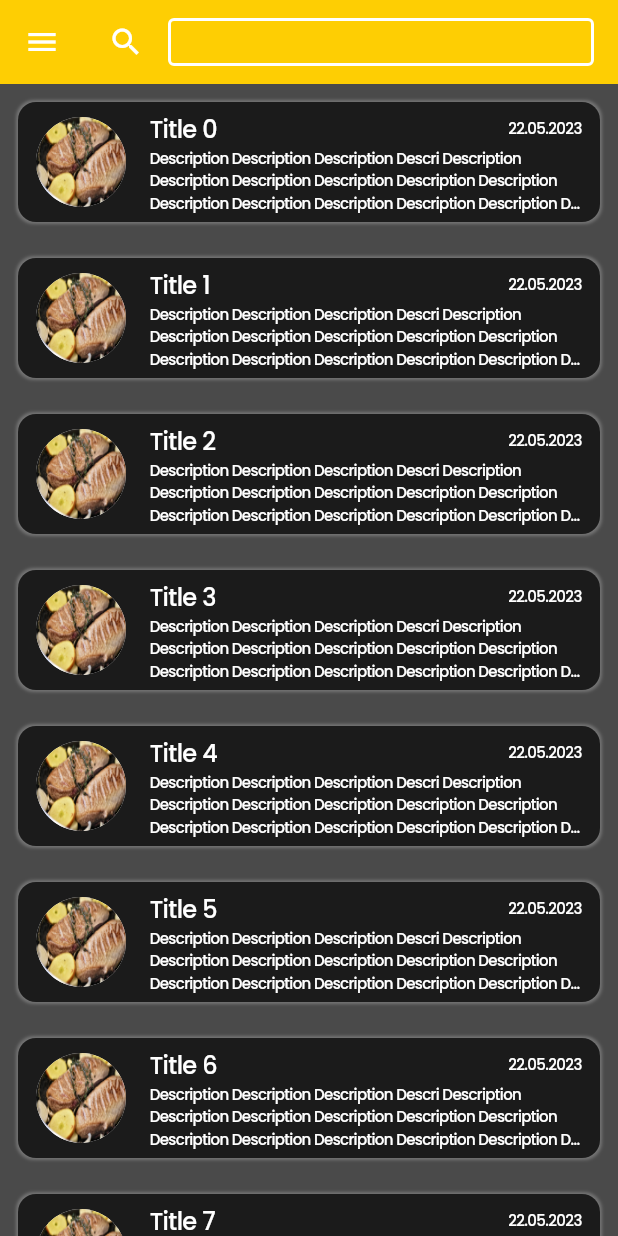
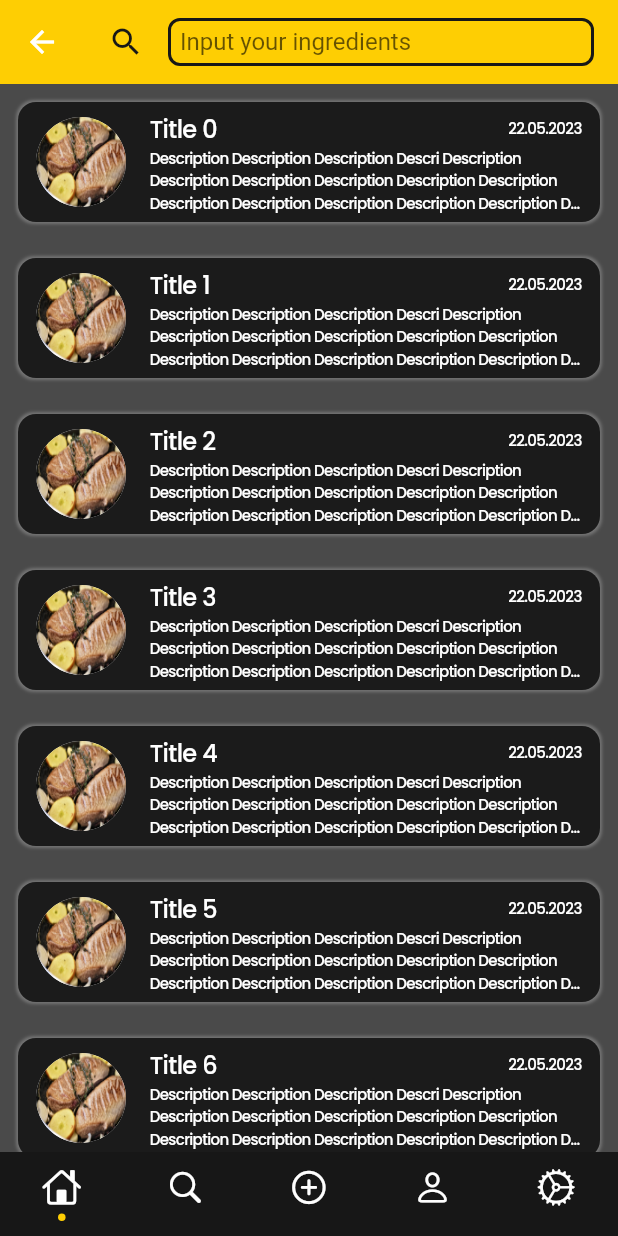
Before and after one commit to artyomIgg/tasty-cook, a Flutter app: the MainScreen screen opened by its route, on a phone screen of 412 x 824 dp. Run offline on Flutter 3.47's test engine with Material 2 defaults, Android fonts, the phone set to English and light mode, and no system bars; drawn by our look-alikes of persistent_bottom_nav_bar, searchfield; our stand-ins replace auto_route, bloc, easy_localization, email_validator, flutter_bloc, flutter_signin_button and 3 more.

Commit message:
add nav bar

```diff
--- /dev/null
+++ b/lib/screens/add_recipe/add_recipe_screen.dart
@@ -0,0 +1,24 @@
+import 'package:auto_route/annotations.dart';
+import 'package:flutter/material.dart';
+import 'package:tasty_cook/constants/constants.dart' as constants;
+import 'package:tasty_cook/screens/add_recipe/add_recipe_screen_body.dart';
+
+@RoutePage()
+class AddRecipeScreen extends StatelessWidget {
+  const AddRecipeScreen({super.key});
+
+  @override
+  Widget build(BuildContext context) {
+    return SafeArea(
+      child: Scaffold(
+        appBar: AppBar(
+          centerTitle: true,
+          title: Text('Add Recipe', style: constants.Styles.mainScreenTitle),
+          backgroundColor: constants.Colors.primaryYellow,
+          shadowColor: Colors.transparent,
+        ),
+        body: const AddRecipeScreenBody(),
+      ),
+    );
+  }
+}
--- /dev/null
+++ b/lib/screens/add_recipe/add_recipe_screen_body.dart
@@ -0,0 +1,15 @@
+import 'package:flutter/material.dart';
+import 'package:tasty_cook/constants/constants.dart' as constants;
+
+class AddRecipeScreenBody extends StatelessWidget {
+  const AddRecipeScreenBody({super.key});
+
+  @override
+  Widget build(BuildContext context) {
+    return Container(
+      alignment: Alignment.center,
+      color: constants.Colors.primaryGrey,
+      child: const Text('search'),
+    );
+  }
+}
--- a/lib/screens/main_screen/main_screen.dart
+++ b/lib/screens/main_screen/main_screen.dart
@@ -1,121 +1,116 @@
 import 'package:auto_route/auto_route.dart';
+import 'package:flutter/cupertino.dart';
 import 'package:flutter/material.dart';
-import 'package:searchfield/searchfield.dart';
-import 'package:sizer/sizer.dart';
-import 'package:tasty_cook/routing/app_router.dart';
+import 'package:persistent_bottom_nav_bar/persistent_tab_view.dart';
+import 'package:tasty_cook/screens/add_recipe/add_recipe_screen.dart';
 import 'package:tasty_cook/screens/main_screen/main_screen_body.dart';
 import 'package:tasty_cook/constants/constants.dart' as constants;
-import 'package:tasty_cook/widgets/logo_widget.dart';
+import 'package:tasty_cook/screens/my_profile_screen/my_profile_screen.dart';
+import 'package:tasty_cook/screens/search_screen/search_screen.dart';
+import 'package:tasty_cook/screens/settings_screen/settings_screen.dart';
+import 'package:tasty_cook/widgets/text_fields/my_search_widget.dart';
 
 @RoutePage()
 class MainScreen extends StatelessWidget {
-  const MainScreen({super.key});
+  MainScreen({super.key});
+
+  final PersistentTabController _controller = PersistentTabController();
+
+  List<Widget> _buildScreens(BuildContext context) {
+    return [
+      _mainScreen(context),
+      const SearchScreen(),
+      const AddRecipeScreen(),
+      const MyProfileScreen(),
+      const SettingsScreen(),
+    ];
+  }
+
+  List<PersistentBottomNavBarItem> _navBarsItems() {
+    return [
+      PersistentBottomNavBarItem(
+        icon: const Icon(
+          CupertinoIcons.home,
+          color: constants.Colors.white,
+        ),
+        title: ("Home"),
+        activeColorPrimary: constants.Colors.primaryYellow,
+        inactiveColorPrimary: CupertinoColors.systemGrey,
+      ),
+      PersistentBottomNavBarItem(
+        icon: const Icon(
+          CupertinoIcons.search,
+          color: constants.Colors.white,
+        ),
+        title: ("Search"),
+        activeColorPrimary: constants.Colors.primaryYellow,
+        inactiveColorPrimary: CupertinoColors.systemGrey,
+      ),
+      PersistentBottomNavBarItem(
+        icon: const Icon(
+          CupertinoIcons.add_circled,
+          color: constants.Colors.white,
+        ),
+        title: ("Add Recipe"),
+        activeColorPrimary: constants.Colors.primaryYellow,
+        inactiveColorPrimary: CupertinoColors.systemGrey,
+      ),
+      PersistentBottomNavBarItem(
+        icon: const Icon(
+          CupertinoIcons.person,
+          color: constants.Colors.white,
+        ),
+        title: ("My Profile"),
+        activeColorPrimary: constants.Colors.primaryYellow,
+        inactiveColorPrimary: CupertinoColors.systemGrey,
+      ),
+      PersistentBottomNavBarItem(
+        icon: const Icon(
+          CupertinoIcons.settings,
+          color: constants.Colors.white,
+        ),
+        title: ("Settings"),
+        activeColorPrimary: constants.Colors.primaryYellow,
+        inactiveColorPrimary: CupertinoColors.systemGrey,
+      ),
+    ];
+  }
 
   @override
   Widget build(BuildContext context) {
     return SafeArea(
-      child: Scaffold(
+      child: PersistentTabView(
+        context,
+        controller: _controller,
+        screens: _buildScreens(context),
+        items: _navBarsItems(),
+        backgroundColor: constants.Colors.primaryBlack,
+        navBarStyle: NavBarStyle.style12,
+        screenTransitionAnimation: const ScreenTransitionAnimation(
+          animateTabTransition: true,
+        ),
+      ),
+    );
+  }
+
+  Widget _mainScreen(BuildContext context) {
+    return Scaffold(
       appBar: AppBar(
         centerTitle: true,
-          // title: Text('TastyCook', style: constants.Styles.mainScreenTitle),
         title: SizedBox(
           height: 32,
-            child: SearchField(
-              suggestions: List<SearchFieldListItem>.generate(
-                20,
-                (index) => SearchFieldListItem(
-                  index.toString(),
-                  item: index,
-                  child: Text(
-                    index.toString(),
-                  ),
-                ),
-              ),
-              searchInputDecoration: InputDecoration(
-                icon: const Icon(
-                  Icons.search,
-                  color: constants.Colors.white,
-                ),
-                focusedBorder: OutlineInputBorder(
-                  borderSide: BorderSide(
-                    color: Colors.white.withOpacity(0.8),
-                    width: 2,
-                  ),
-                ),
-                enabledBorder: const OutlineInputBorder(
-                  borderSide: BorderSide(
-                    color: Colors.white,
-                    width: 2,
-                  ),
-                ),
-                border: const OutlineInputBorder(
-                  borderSide: BorderSide(color: Colors.white),
-                ),
-              ),
+          child: CupertinoButton(
+            padding: EdgeInsets.zero,
+            onPressed: () {
+              _controller.jumpToTab(1);
+            },
+            child: const IgnorePointer(child: MySearchWidget()),
           ),
         ),
         backgroundColor: constants.Colors.primaryYellow,
         shadowColor: Colors.transparent,
       ),
-        drawer: SizedBox(
-          width: 60.w,
-          child: Drawer(
-            backgroundColor: constants.Colors.primaryGrey,
-            child: ListView(
-              padding: EdgeInsets.zero,
-              children: [
-                const DrawerHeader(
-                  decoration: BoxDecoration(
-                    color: constants.Colors.primaryGrey,
-                  ),
-                  child: LogoWidget(),
-                ),
-                ListTile(
-                  leading: const Icon(
-                    Icons.person,
-                    color: constants.Colors.white,
-                  ),
-                  title: Text(
-                    'My profile',
-                    style: constants.Styles.listTileMainScreen,
-                  ),
-                  onTap: () {
-                    context.router.push(const MyProfileRoute());
-                  },
-                ),
-                ListTile(
-                  leading: const Icon(
-                    Icons.settings,
-                    color: constants.Colors.white,
-                  ),
-                  title: Text(
-                    'Settings',
-                    style: constants.Styles.listTileMainScreen,
-                  ),
-                  onTap: () {
-                    context.router.push(const SettingsRoute());
-                  },
-                ),
-                ListTile(
-                  leading: const Icon(
-                    Icons.logout,
-                    color: constants.Colors.white,
-                  ),
-                  title: Text(
-                    'Log out',
-                    style: constants.Styles.listTileMainScreen,
-                  ),
-                  onTap: () {
-                    context.router.pop();
-                    context.router.pop();
-                  },
-                ),
-              ],
-            ),
-          ),
-        ),
       body: const MainScreenBody(),
-      ),
     );
   }
 }
--- /dev/null
+++ b/lib/screens/search_screen/search_screen.dart
@@ -0,0 +1,24 @@
+import 'package:auto_route/annotations.dart';
+import 'package:flutter/material.dart';
+import 'package:tasty_cook/constants/constants.dart' as constants;
+import 'package:tasty_cook/screens/search_screen/search_screen_body.dart';
+
+@RoutePage()
+class SearchScreen extends StatelessWidget {
+  const SearchScreen({super.key});
+
+  @override
+  Widget build(BuildContext context) {
+    return SafeArea(
+      child: Scaffold(
+        appBar: AppBar(
+          centerTitle: true,
+          title: Text('Settings', style: constants.Styles.mainScreenTitle),
+          backgroundColor: constants.Colors.primaryYellow,
+          shadowColor: Colors.transparent,
+        ),
+        body: const SearchScreenBody(),
+      ),
+    );
+  }
+}
--- /dev/null
+++ b/lib/screens/search_screen/search_screen_body.dart
@@ -0,0 +1,15 @@
+import 'package:flutter/material.dart';
+import 'package:tasty_cook/constants/constants.dart' as constants;
+
+class SearchScreenBody extends StatelessWidget {
+  const SearchScreenBody({super.key});
+
+  @override
+  Widget build(BuildContext context) {
+    return Container(
+      alignment: Alignment.center,
+      color: constants.Colors.primaryGrey,
+      child: const Text('search'),
+    );
+  }
+}
--- a/lib/screens/sign_in_screen/sign_in_screen_body.dart
+++ b/lib/screens/sign_in_screen/sign_in_screen_body.dart
@@ -203,7 +203,7 @@ class SignInScreenBody extends StatelessWidget {
 
     //TODO
     // if(isSignIn) {
-      context.router.push(const MainRoute());
+      context.router.replace(const MainRoute());
     // }
   }
 }
--- /dev/null
+++ b/lib/widgets/text_fields/my_search_widget.dart
@@ -0,0 +1,39 @@
+import 'package:flutter/material.dart';
+import 'package:tasty_cook/widgets/text_fields/my_text_filed.dart';
+import 'package:tasty_cook/constants/constants.dart' as constants;
+
+class MySearchWidget extends StatelessWidget {
+  const MySearchWidget({super.key});
+
+  @override
+  Widget build(BuildContext context) {
+    return MyTextField(
+      hintText: 'Input your ingredients',
+      color: Colors.transparent,
+      icon: const Icon(Icons.search),
+      iconColor: constants.Colors.primaryBlack,
+      enabledBorder: const OutlineInputBorder(
+        borderRadius: BorderRadius.all(
+          Radius.circular(
+            8.0,
+          ),
+        ),
+        borderSide: BorderSide(
+          color: constants.Colors.primaryBlack,
+          width: 2,
+        ),
+      ),
+      focusedBorder: const OutlineInputBorder(
+        borderRadius: BorderRadius.all(
+          Radius.circular(
+            8.0,
+          ),
+        ),
+        borderSide: BorderSide(
+          color: constants.Colors.primaryGrey,
+          width: 2,
+        ),
+      ),
+    );
+  }
+}
--- a/lib/widgets/text_fields/my_text_filed.dart
+++ b/lib/widgets/text_fields/my_text_filed.dart
@@ -15,13 +15,19 @@ class MyTextField extends TextFormField {
     super.obscureText,
     super.enableSuggestions,
     super.autocorrect,
+    InputBorder? enabledBorder,
+    InputBorder? focusedBorder,
+    Widget? icon,
+    Color? iconColor,
   }) : super(
           decoration: InputDecoration(
             // labelText: hintText,
             hintText: hintText,
             filled: true,
             fillColor: color,
-            enabledBorder: const OutlineInputBorder(
+            icon: icon,
+            iconColor: iconColor,
+            enabledBorder: enabledBorder ?? const OutlineInputBorder(
               borderRadius: BorderRadius.all(
                 Radius.circular(
                   8.0,
@@ -32,7 +38,7 @@ class MyTextField extends TextFormField {
                 width: 2,
               ),
             ),
-            focusedBorder: const OutlineInputBorder(
+            focusedBorder: focusedBorder ?? const OutlineInputBorder(
               borderRadius: BorderRadius.all(
                 Radius.circular(
                   8.0,
--- a/pubspec.yaml
+++ b/pubspec.yaml
@@ -42,6 +42,7 @@ dependencies:
   flutter_svg: ^2.0.5
   flutter_signin_button: ^2.0.0
   searchfield: ^0.8.0
+  persistent_bottom_nav_bar: ^5.0.2
 
   # router
   auto_route: ^7.1.0
```
Also changed, not shown: lib/routing/app_router.gr.dart, pubspec.lock. Lines whose indentation alone changed are shown as unchanged.
